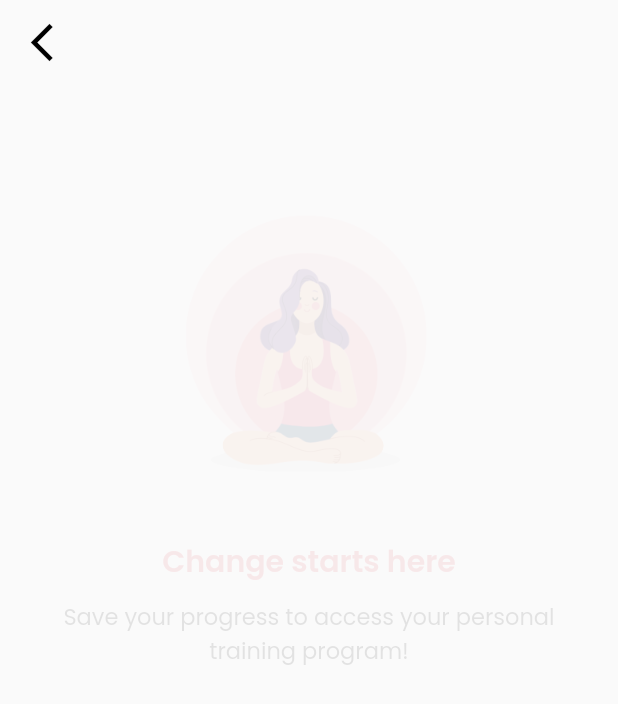
After one commit to CamilleLinan/Test_Flutter_AppYoga, a Flutter app: the screen it shows after launch, after a tap on "GET STARTED", on a phone screen of 412 x 824 dp. The commit adds this screen. Shown: the top 704 px of the screen. Run offline on Flutter 3.47's test engine with Material 2 defaults, Android fonts, the phone set to English and light mode, and no system bars; our stand-ins replace google_fonts.

Commit message:
home page ok

```diff
--- /dev/null
+++ b/lib/Home/home_page.dart
@@ -0,0 +1,82 @@
+import 'package:appyoga/Pages/social_page.dart';
+import 'package:flutter/material.dart';
+import 'package:google_fonts/google_fonts.dart';
+import 'package:appyoga/main.dart';
+import 'package:appyoga/delayed_animation.dart';
+
+class HomePage extends StatelessWidget {
+  const HomePage({super.key});
+
+  @override
+  Widget build(BuildContext context) {
+    return Scaffold(
+      backgroundColor: const Color(0xFFEDECF2),
+      body: SingleChildScrollView(
+        child: Container(
+          margin: const EdgeInsets.symmetric(
+            vertical: 40,
+            horizontal: 30,
+          ),
+          child: Column(
+            children: [
+              DelayedAnimation(
+                delay: 1000,
+                child: SizedBox(
+                  height: 170,
+                  child: Image.asset('images/yoga_1.png'),
+                ),
+              ),
+              DelayedAnimation(
+                delay: 1500,
+                child: SizedBox(
+                  height: 400,
+                  child: Image.asset('images/yoga_2.jpeg'),
+                ),
+              ),
+              DelayedAnimation(
+                delay: 2000,
+                child: Container(
+                  margin: const EdgeInsets.only(
+                    top: 30,
+                    bottom: 20,
+                  ),
+                  child: Text(
+                    'Get fitter, stronger, and embrasse a helthier lifestyle.',
+                    textAlign: TextAlign.center,
+                    style: GoogleFonts.poppins(
+                      color: Colors.grey,
+                      fontSize: 16,
+                    ),
+                  ),
+                ),
+              ),
+              DelayedAnimation(
+                delay: 2500,
+                child: SizedBox(
+                  height: 50,
+                  width: double.infinity,
+                  child: ElevatedButton(
+                    style: ElevatedButton.styleFrom(
+                      backgroundColor: dRed,
+                      shape: const StadiumBorder(),
+                      padding: const EdgeInsets.all(13),
+                    ),
+                    child: const Text('GET STARTED'),
+                    onPressed: () {
+                      Navigator.push(
+                        context,
+                        MaterialPageRoute(
+                          builder: (context) => const SocialPage(),
+                        ),
+                      );
+                    },
+                  ),
+                ),
+              ),
+            ],
+          ),
+        ),
+      ),
+    );
+  }
+}
--- /dev/null
+++ b/lib/Pages/social_page.dart
@@ -0,0 +1,71 @@
+import 'package:appyoga/delayed_animation.dart';
+import 'package:appyoga/main.dart';
+import 'package:flutter/material.dart';
+import 'package:google_fonts/google_fonts.dart';
+
+class SocialPage extends StatelessWidget {
+  const SocialPage({super.key});
+
+  @override
+  Widget build(BuildContext context) {
+    return Scaffold(
+      appBar: AppBar(
+        elevation: 0,
+        backgroundColor: Colors.white.withOpacity(0),
+        leading: IconButton(
+          icon: const Icon(
+            Icons.arrow_back_ios_new,
+            color: Colors.black,
+            size: 30,
+          ),
+          onPressed: () {
+            Navigator.pop(context);
+          },
+        ),
+      ),
+      body: SingleChildScrollView(
+        child: Column(
+          children: [
+            DelayedAnimation(
+              delay: 1000,
+              child: SizedBox(
+                height: 200,
+                child: Image.asset('images/yoga_3.png'),
+              ),
+            ),
+            DelayedAnimation(
+              delay: 1000,
+              child: Container(
+                margin: const EdgeInsets.symmetric(
+                  vertical: 40,
+                  horizontal: 30,
+                ),
+                child: Column(
+                  children: [
+                    Text(
+                      'Change starts here',
+                      style: GoogleFonts.poppins(
+                        color: dRed,
+                        fontSize: 20,
+                        fontWeight: FontWeight.w600,
+                      ),
+                    ),
+                    const SizedBox(height: 10),
+                    Text(
+                      'Save your progress to access your personal training program!',
+                      textAlign: TextAlign.center,
+                      style: GoogleFonts.poppins(
+                        color: Colors.grey[800],
+                        fontSize: 15,
+                      ),
+                    ),
+                  ],
+                ),
+              ),
+            ),
+          ],
+        ),
+      ),
+    );
+  }
+}
--- a/lib/delayed_animation.dart
+++ b/lib/delayed_animation.dart
@@ -21,7 +21,7 @@ class _DelayedAnimationState extends State<DelayedAnimation>
 
     _controller = AnimationController(
       vsync: this,
-      duration: const Duration(milliseconds: 500),
+      duration: const Duration(milliseconds: 800),
     );
 
     final curve =
--- a/lib/main.dart
+++ b/lib/main.dart
@@ -1,3 +1,4 @@
+import 'package:appyoga/Home/home_page.dart';
 import 'package:flutter/material.dart';
 
 void main() {
@@ -14,22 +15,7 @@ class MyApp extends StatelessWidget {
     return const MaterialApp(
       debugShowCheckedModeBanner: false,
       title: 'Yoga App',
-      home: MyHomePage(),
+      home: HomePage(),
     );
   }
 }
-
-class MyHomePage extends StatefulWidget {
-  const MyHomePage({super.key});
-
-  @override
-  State<MyHomePage> createState() => _MyHomePageState();
-}
-
-class _MyHomePageState extends State<MyHomePage> {
-
-  @override
-  Widget build(BuildContext context) {
-    return const Scaffold();
-  }
-}
```
Also changed, not shown: 3 other files.
